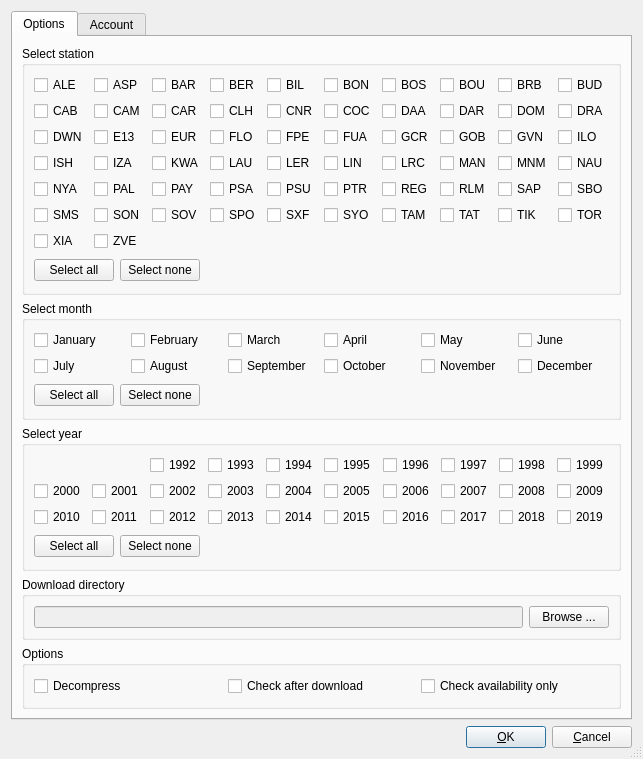
Above: trunk/Forms/DownloadManagerDialog/downloadmanagerdialog.ui from pangaea-data-publisher/BSRN_Toolbox before the change. Below: the same form after it.
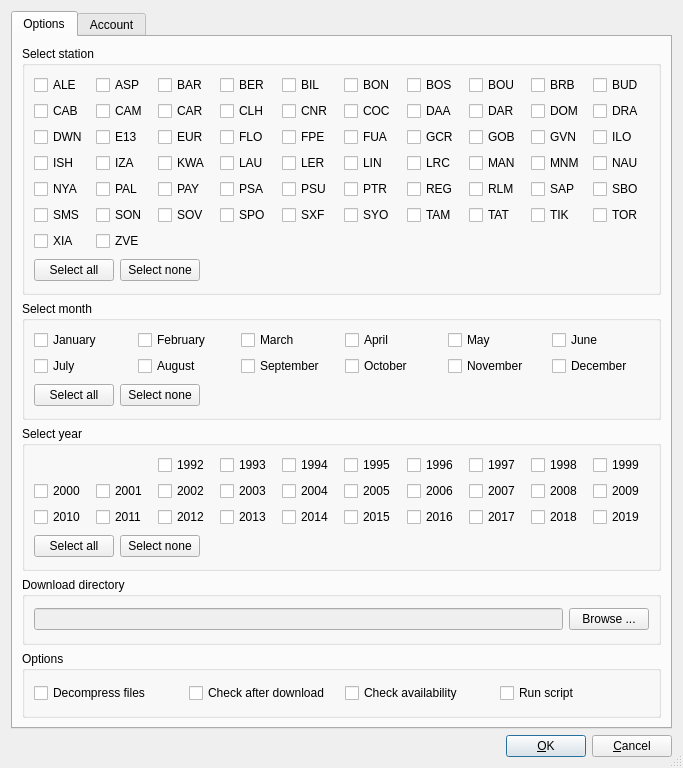
That is the form after the change.

Commit message: DownManager -> better messages from script; global Refactoring

Diff of the .ui file:
```diff
--- a/trunk/Forms/DownloadManagerDialog/downloadmanagerdialog.ui
+++ b/trunk/Forms/DownloadManagerDialog/downloadmanagerdialog.ui
@@ -6,8 +6,8 @@
    <rect>
     <x>0</x>
     <y>0</y>
-    <width>633</width>
-    <height>683</height>
+    <width>683</width>
+    <height>768</height>
    </rect>
   </property>
   <property name="sizePolicy">
@@ -902,7 +902,7 @@
           <item row="0" column="0">
            <widget class="QCheckBox" name="DecompressFiles_checkBox">
             <property name="text">
-             <string>Decompress</string>
+             <string>Decompress files</string>
             </property>
            </widget>
           </item>
@@ -916,7 +916,14 @@
           <item row="0" column="2">
            <widget class="QCheckBox" name="CheckAvailability_checkBox">
             <property name="text">
-             <string>Check availability only</string>
+             <string>Check availability</string>
+            </property>
+           </widget>
+          </item>
+          <item row="0" column="3">
+           <widget class="QCheckBox" name="RunScript_checkBox">
+            <property name="text">
+             <string>Run script</string>
             </property>
            </widget>
           </item>
```
Left out of the diff: 3 changed lines with no effect on the pictures. The commit also changes 41 other files.
